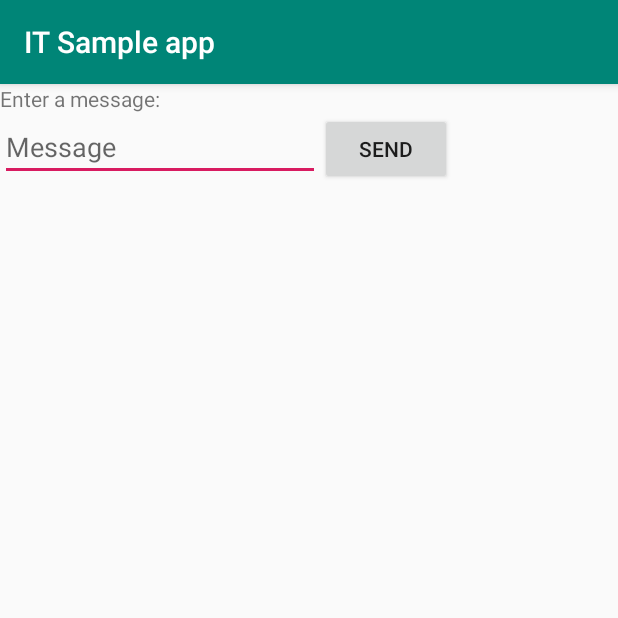
After one commit to sergitrujillo/ItProjectAndroidExecises, an Android app: the SendMessageActivity screen opened directly, with no data from a screen before it, on a phone screen of 412 x 824 dp, the top half of it. The commit adds this screen. Run offline under Robolectric (Android 15) with nearby library versions, the phone set to English and light mode, and no system bars.

Commit message:
Send message activity

```diff
--- a/app/src/main/AndroidManifest.xml
+++ b/app/src/main/AndroidManifest.xml
@@ -9,7 +9,9 @@
         android:roundIcon="@mipmap/ic_launcher_round"
         android:supportsRtl="true"
         android:theme="@style/AppTheme">
-        <activity android:name=".LivecycleActivity">
+        <activity android:name=".MessageActivity"></activity>
+        <activity android:name=".SendMessageActivity" />
+        <activity android:name=".MainIntentsActivity">
             <intent-filter>
                 <action android:name="android.intent.action.MAIN" />
 
--- /dev/null
+++ b/app/src/main/java/cat/udl/itproject/itsampleapp/SendMessageActivity.java
@@ -0,0 +1,29 @@
+package cat.udl.itproject.itsampleapp;
+
+import androidx.appcompat.app.AppCompatActivity;
+
+import android.content.Intent;
+import android.os.Bundle;
+import android.view.View;
+import android.widget.EditText;
+import android.widget.TextView;
+
+public class SendMessageActivity extends AppCompatActivity {
+
+    public static final String EXTRA_MESSAGE = "cat.udl.itproject.itsampleapp.MESSAGE";
+
+    @Override
+    protected void onCreate(Bundle savedInstanceState) {
+        super.onCreate(savedInstanceState);
+        setContentView(R.layout.activity_send_message);
+    }
+
+    public void sendMessage(View view){
+        EditText etMessage = findViewById(R.id.etMessage);
+        String message = etMessage.getText().toString();
+        Intent intent = new Intent(getApplicationContext(), MessageActivity.class);
+        intent.putExtra(EXTRA_MESSAGE, message);
+        startActivity(intent);
+
+    }
+}
--- /dev/null
+++ b/app/src/main/res/layout/activity_send_message.xml
@@ -0,0 +1,32 @@
+<?xml version="1.0" encoding="utf-8"?>
+<RelativeLayout xmlns:android="http://schemas.android.com/apk/res/android"
+    xmlns:app="http://schemas.android.com/apk/res-auto"
+    xmlns:tools="http://schemas.android.com/tools"
+    android:layout_width="match_parent"
+    android:layout_height="match_parent"
+    tools:context=".SendMessageActivity">
+
+    <TextView
+        android:id="@+id/textView"
+        android:layout_width="wrap_content"
+        android:layout_height="wrap_content"
+        android:text="@string/enter_a_message" />
+
+    <EditText
+        android:id="@+id/etMessage"
+        android:layout_width="wrap_content"
+        android:layout_height="wrap_content"
+        android:ems="10"
+        android:inputType="textPersonName"
+        android:layout_below="@id/textView"
+        android:hint="@string/message"/>
+
+    <Button
+        android:id="@+id/button3"
+        android:layout_width="wrap_content"
+        android:layout_height="wrap_content"
+        android:layout_toEndOf="@id/etMessage"
+        android:layout_alignBaseline="@id/etMessage"
+        android:onClick="sendMessage"
+        android:text="@string/send" />
+</RelativeLayout>
--- a/app/src/main/res/values/strings.xml
+++ b/app/src/main/res/values/strings.xml
@@ -14,4 +14,8 @@
     <string name="onPauseCallback">onPause Callback\n</string>
     <string name="onStopCallback">onStop Callback\n</string>
     <string name="onDestroyCallback">onDestroy Callback\n</string>
+    <string name="message">Message</string>
+    <string name="send">SEND</string>
+    <string name="enter_a_message">Enter a message:</string>
+    <string name="send_message">SEND MESSAGE</string>
 </resources>
```
Also changed, not shown: app/src/main/java/cat/udl/itproject/itsampleapp/MainIntentsActivity.java (added, +21 -0 lines), app/src/main/java/cat/udl/itproject/itsampleapp/MessageActivity.java (added, +22 -0 lines), app/src/main/res/layout/activity_main_intents.xml (added, +18 -0 lines), app/src/main/res/layout/activity_message.xml (added, +17 -0 lines).
